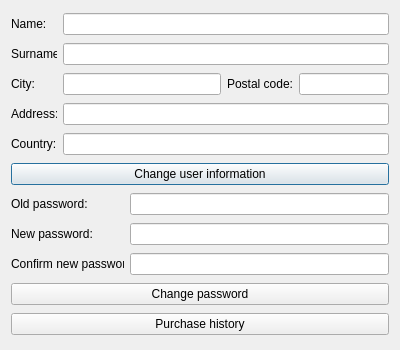
Old version of the form edituserwindow.ui in the repository szymon27/xkomx.
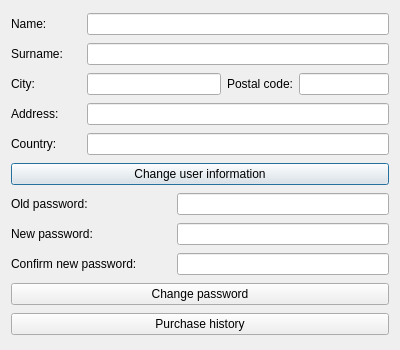
New version of the form.

```diff
--- a/edituserwindow.ui
+++ b/edituserwindow.ui
@@ -32,7 +32,7 @@
       <widget class="QLabel" name="lbName">
        <property name="minimumSize">
         <size>
-         <width>46</width>
+         <width>70</width>
          <height>0</height>
         </size>
        </property>
@@ -56,6 +56,12 @@
     <layout class="QHBoxLayout" name="horizontalLayout_2">
      <item>
       <widget class="QLabel" name="lbSurname">
+       <property name="minimumSize">
+        <size>
+         <width>70</width>
+         <height>0</height>
+        </size>
+       </property>
        <property name="maximumSize">
         <size>
          <width>46</width>
@@ -78,7 +84,7 @@
       <widget class="QLabel" name="lbCity">
        <property name="minimumSize">
         <size>
-         <width>46</width>
+         <width>70</width>
          <height>0</height>
         </size>
        </property>
@@ -121,7 +127,7 @@
       <widget class="QLabel" name="lbAddress">
        <property name="minimumSize">
         <size>
-         <width>46</width>
+         <width>70</width>
          <height>0</height>
         </size>
        </property>
@@ -147,7 +153,7 @@
       <widget class="QLabel" name="lbCountry">
        <property name="minimumSize">
         <size>
-         <width>46</width>
+         <width>70</width>
          <height>0</height>
         </size>
        </property>
@@ -180,7 +186,7 @@
       <widget class="QLabel" name="lbOldPass">
        <property name="minimumSize">
         <size>
-         <width>113</width>
+         <width>160</width>
          <height>0</height>
         </size>
        </property>
@@ -210,7 +216,7 @@
       <widget class="QLabel" name="lbNewPass">
        <property name="minimumSize">
         <size>
-         <width>113</width>
+         <width>160</width>
          <height>0</height>
         </size>
        </property>
@@ -238,6 +244,12 @@
     <layout class="QHBoxLayout" name="horizontalLayout_10">
      <item>
       <widget class="QLabel" name="lbConfirmPass">
+       <property name="minimumSize">
+        <size>
+         <width>160</width>
+         <height>0</height>
+        </size>
+       </property>
        <property name="maximumSize">
         <size>
          <width>113</width>
```
